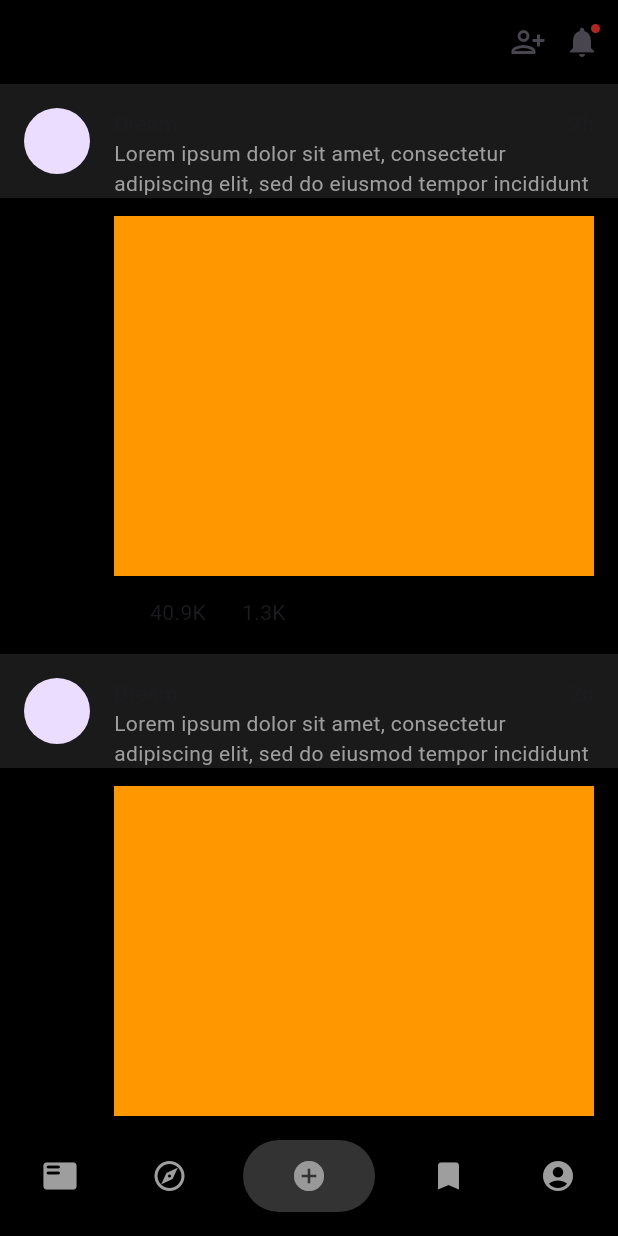
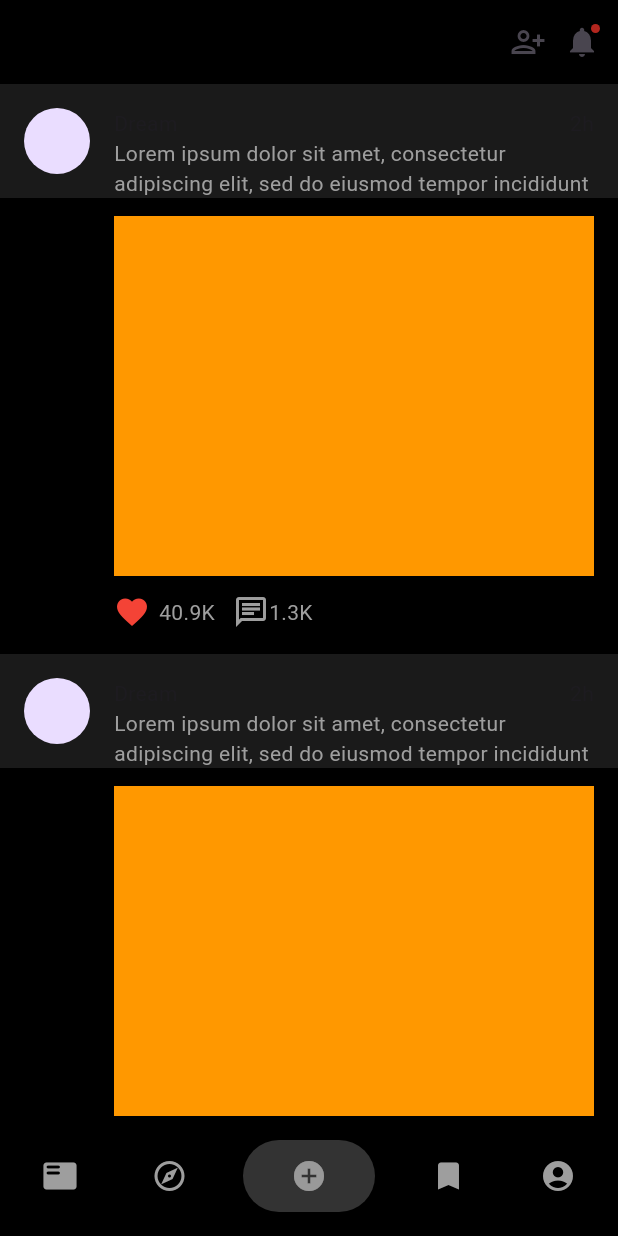
Before and after one commit to JAICHANGPARK/flutter_notebook_chapter_39, a Flutter app: the SocialMediaHomePage screen opened directly, on a phone screen of 412 x 824 dp. Run offline on Flutter 3.47's test engine with Material 3 defaults, Android fonts, the phone set to English and light mode, and no system bars; our stand-ins replace gap.

Commit message:
Update social_media_home_page.dart

```diff
--- a/lib/ep1955_social_media_app/views/social_media_home_page.dart
+++ b/lib/ep1955_social_media_app/views/social_media_home_page.dart
@@ -40,12 +40,10 @@ class _SocialMediaHomePageState extends State<SocialMediaHomePage> {
               gradient: LinearGradient(
                 begin: Alignment.bottomCenter,
                 end: Alignment.topCenter,
-
                 colors: [
                   Colors.black,
                   Colors.white.withOpacity(.05),
                   Colors.white.withOpacity(.1),
-
                 ],
                 stops: [0.8, 0.2, .1],
               ),
@@ -82,15 +80,32 @@ class _SocialMediaHomePageState extends State<SocialMediaHomePage> {
                       ),
                       Row(
                         children: [
-                          Icon(Icons.favorite),
-                          Text("40.9K"),
-                          Icon(Icons.chat_outlined),
-                          Text("1.3K"),
+                          Icon(
+                            Icons.favorite,
+                            color: Colors.red,
+                          ),
+                          Gap(6),
+                          Text(
+                            "40.9K",
+                            style: TextStyle(
+                              color: Colors.grey,
+                            ),
+                          ),
+                          Gap(12),
+                          Icon(
+                            Icons.chat_outlined,
+                            color: Colors.grey,
+                          ),
+                          Text(
+                            "1.3K",
+                            style: TextStyle(
+                              color: Colors.grey,
+                            ),
+                          ),
                           Spacer(),
                           Icon(Icons.bookmark)
                         ],
                       ),
-
                     ],
                   ),
                 ),
```
